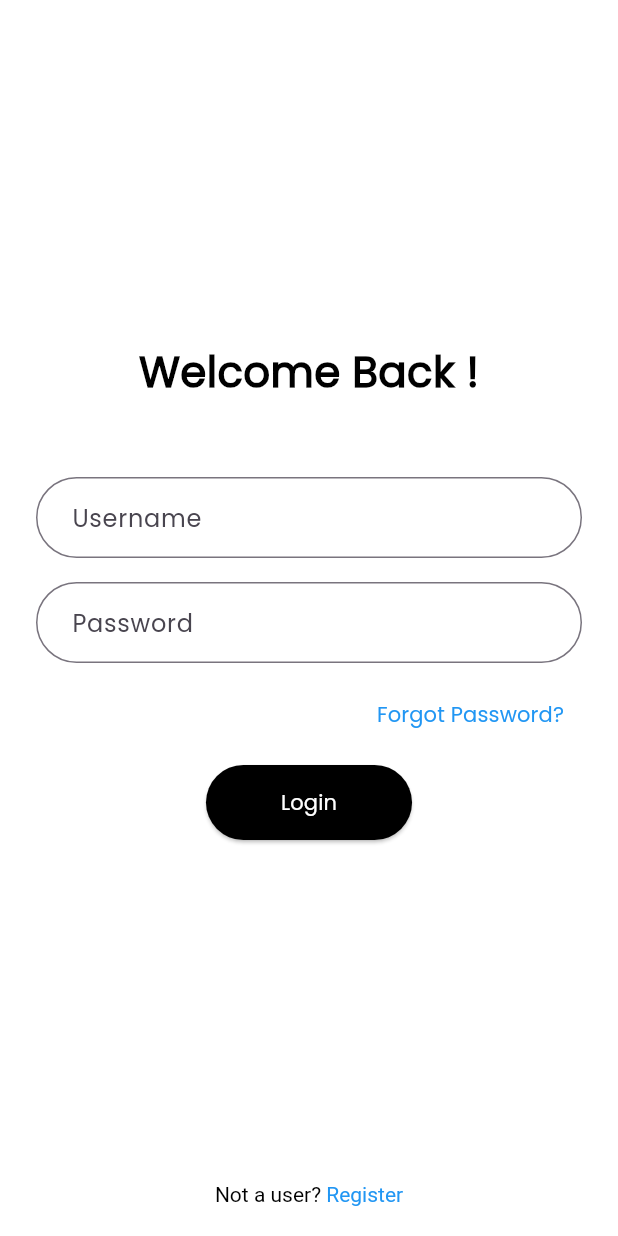
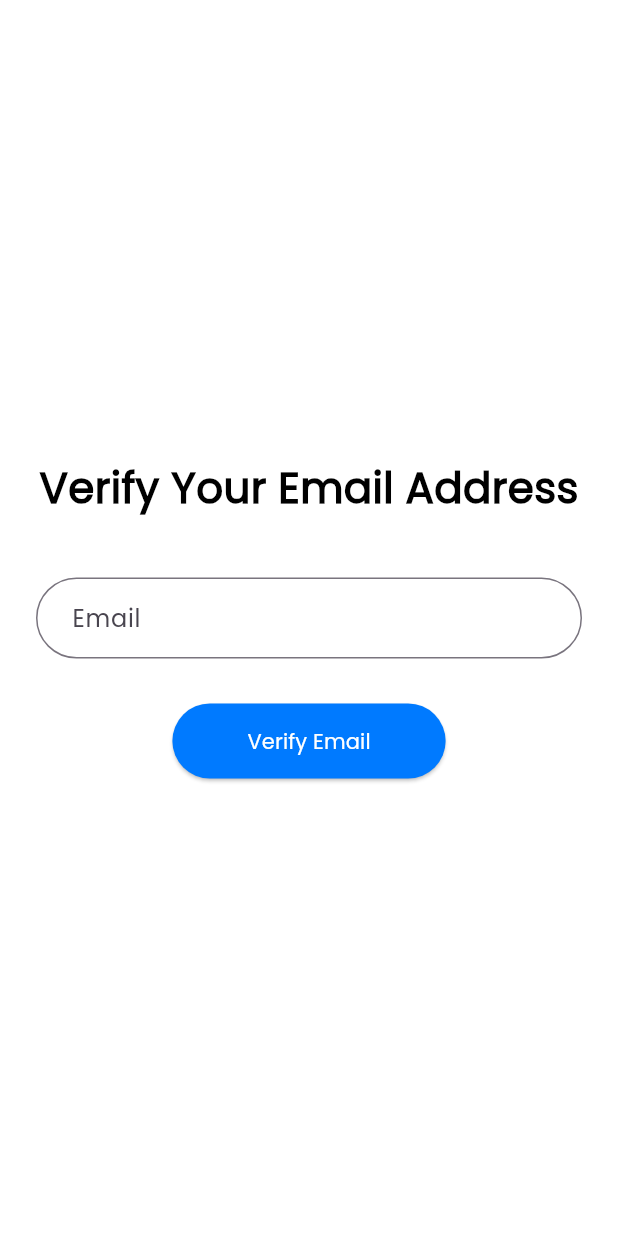
Before and after one commit to Ziroworld/Ailav, a Flutter app: the screen it shows after launch, after a tap on "Forgot Password?", on a phone screen of 412 x 824 dp. Run offline on Flutter 3.47's test engine with Material 3 defaults, Android fonts, the phone set to English and light mode, and no system bars.

Commit message:
feat: added forget password screen, few changes and finally dashboard and homepage.

```diff
--- /dev/null
+++ b/lib/view/forget_password_view.dart
@@ -0,0 +1,68 @@
+import 'package:ailav/view/verify_otp_view.dart';
+import 'package:flutter/material.dart';
+
+class ForgotPasswordScreen extends StatelessWidget {
+  const ForgotPasswordScreen({super.key});
+
+  @override
+  Widget build(BuildContext context) {
+    return Scaffold(
+      backgroundColor: Colors.white,
+      body: SafeArea(
+        child: Center(
+          child: SingleChildScrollView(
+            padding: const EdgeInsets.symmetric(horizontal: 24.0),
+            child: Column(
+              mainAxisAlignment: MainAxisAlignment.center,
+              crossAxisAlignment: CrossAxisAlignment.center,
+              children: [
+                const Text(
+                  'Verify Your Email Address',
+                  style: TextStyle(
+                    fontSize: 28,
+                    fontWeight: FontWeight.bold,
+                    color: Colors.black,
+                  ),
+                ),
+                const SizedBox(height: 40),
+                const TextField(
+                  decoration: InputDecoration(
+                    labelText: 'Email',
+                    border: OutlineInputBorder(
+                      borderRadius: BorderRadius.all(Radius.circular(30)),
+                    ),
+                    contentPadding:
+                        EdgeInsets.symmetric(horizontal: 20, vertical: 15),
+                  ),
+                ),
+                const SizedBox(height: 30),
+                ElevatedButton(
+                  onPressed: () {
+                    Navigator.push(
+                      context,
+                      MaterialPageRoute(
+                        builder: (context) => const VerifyOtpScreen(),
+                      ),
+                    );
+                  },
+                  style: ElevatedButton.styleFrom(
+                    backgroundColor: const Color.fromRGBO(0, 122, 255, 100),
+                    padding: const EdgeInsets.symmetric(
+                        horizontal: 50, vertical: 15),
+                    shape: RoundedRectangleBorder(
+                      borderRadius: BorderRadius.circular(30),
+                    ),
+                  ),
+                  child: const Text(
+                    'Verify Email',
+                    style: TextStyle(color: Colors.white),
+                  ),
+                ),
+              ],
+            ),
+          ),
+        ),
+      ),
+    );
+  }
+}
--- a/lib/view/login_screen_view.dart
+++ b/lib/view/login_screen_view.dart
@@ -1,5 +1,6 @@
 import 'package:ailav/common/break_common.dart';
 import 'package:ailav/common/textfield_commoner.dart';
+import 'package:ailav/view/forget_password_view.dart';
 import 'package:ailav/view/register_screen_view.dart';
 import 'package:flutter/gestures.dart';
 import 'package:flutter/material.dart';
@@ -23,7 +24,7 @@ class LoginScreenView extends StatelessWidget {
                     crossAxisAlignment: CrossAxisAlignment.center,
                     children: [
                       const Text(
-                        'Welcome Back !',
+                        "Let's Sing you in !",
                         style: TextStyle(
                           fontSize: 28,
                           fontWeight: FontWeight.bold,
@@ -45,7 +46,13 @@ class LoginScreenView extends StatelessWidget {
                         alignment: Alignment.centerRight,
                         child: TextButton(
                           onPressed: () {
-                            // Handle forgot password logic
+                            Navigator.push(
+                              context,
+                              MaterialPageRoute(
+                                builder: (context) =>
+                                    const ForgotPasswordScreen(),
+                              ),
+                            );
                           },
                           child: const Text(
                             'Forgot Password?',
@@ -59,7 +66,8 @@ class LoginScreenView extends StatelessWidget {
                           // Handle login logic here
                         },
                         style: ElevatedButton.styleFrom(
-                          backgroundColor: Colors.black, // Button color
+                          backgroundColor: const Color.fromRGBO(
+                              0, 122, 255, 100), // Button color
                           padding: const EdgeInsets.symmetric(
                               horizontal: 50, vertical: 15), // Bigger button
                           shape: RoundedRectangleBorder(
```
Also changed, not shown: lib/view/admin/admin_dashboard_view.dart (added, +15 -0 lines), lib/view/client/client_homepage_view.dart (added, +15 -0 lines), lib/view/register_screen_view.dart (+11 -4 lines), lib/view/success_screen_view.dart (added, +43 -0 lines), lib/view/verify_otp_view.dart (added, +72 -0 lines).
